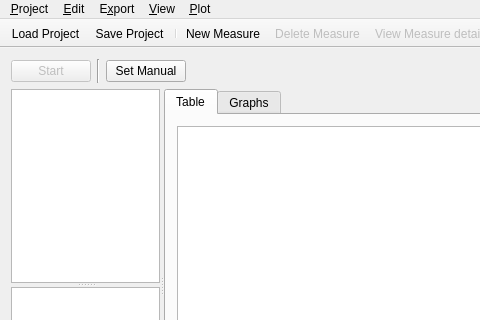
The window that aeroistwindow.ui (froque/AeroIST) describes before a commit, drawn with Qt 5; both pictures show x 0 to 480 and y 0 to 320 of the 750 by 491 pixel window.
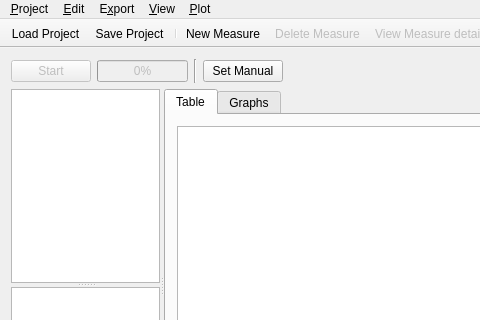
The same window after the commit. Custom widgets are drawn as their Qt base class.

Commit message: added progress bar to GUI used in controlable measurement or with iterations set

What changed in the file:
```diff
--- a/aeroistwindow.ui
+++ b/aeroistwindow.ui
@@ -39,6 +39,16 @@
         </property>
        </widget>
       </item>
+      <item>
+       <widget class="QProgressBar" name="progressBar">
+        <property name="enabled">
+         <bool>false</bool>
+        </property>
+        <property name="value">
+         <number>0</number>
+        </property>
+       </widget>
+      </item>
       <item>
        <widget class="Line" name="line">
         <property name="orientation">
```
The commit also changes 3 other files.
